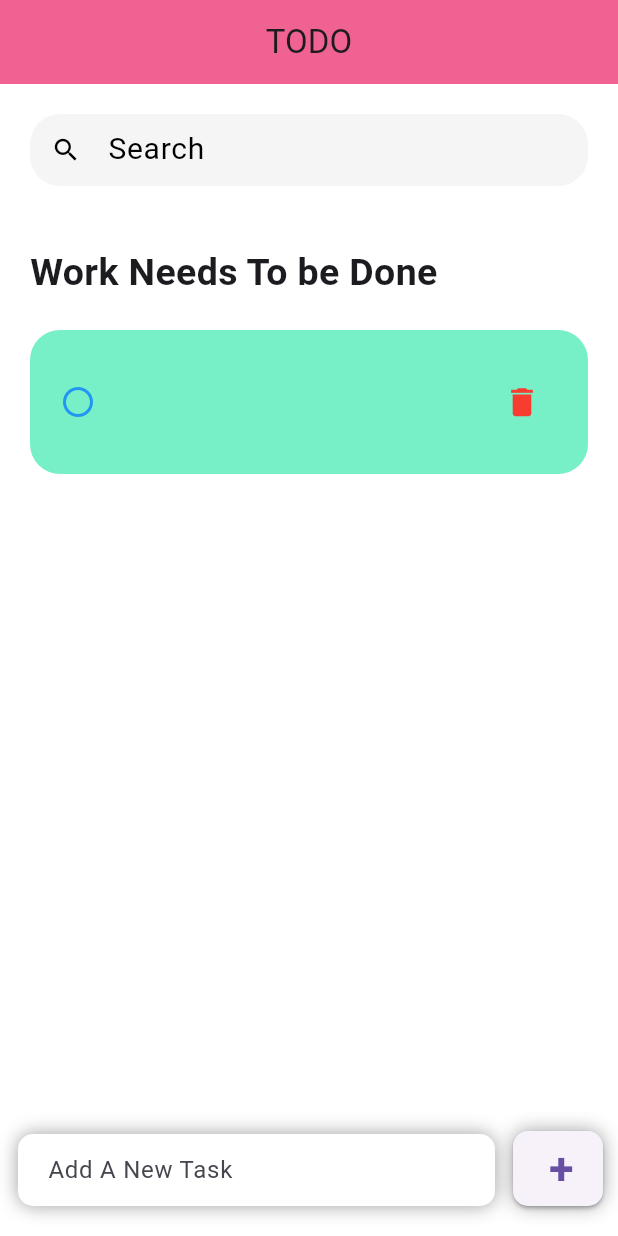
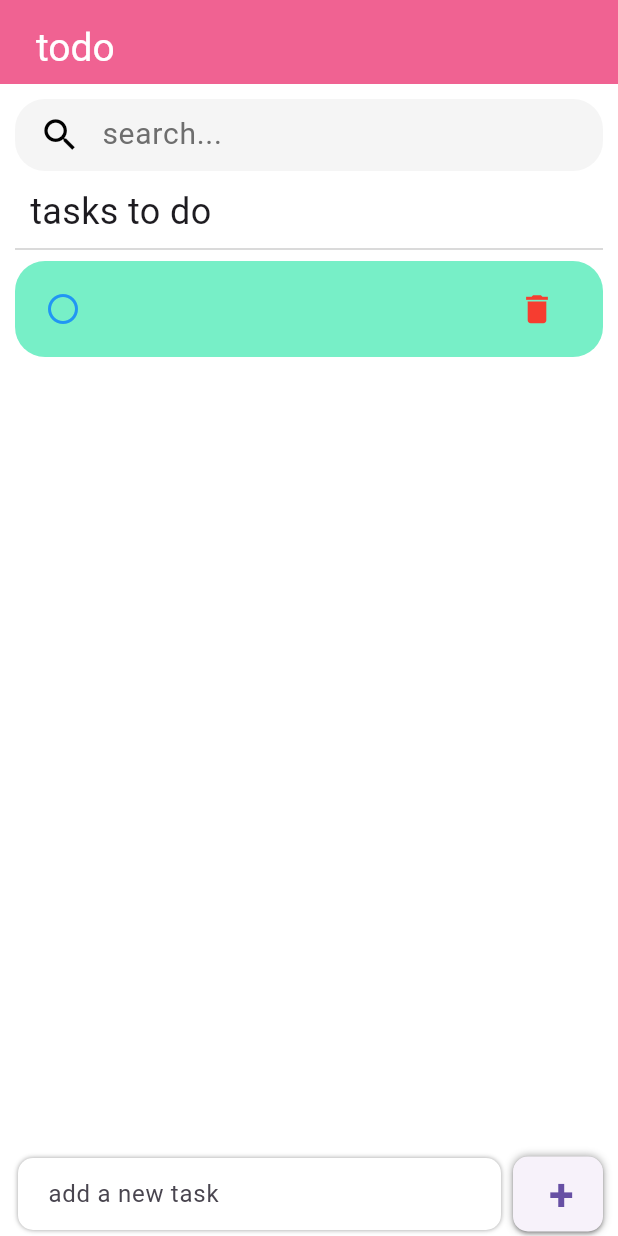
Before and after one commit to Ashish1367/Flutter-todo-app, a Flutter app: the screen it shows after launch, after a tap on an icon or button, on a phone screen of 412 x 824 dp. Run offline on Flutter 3.47's test engine with Material 2 defaults, Android fonts, the phone set to English and light mode, and no system bars; our stand-ins replace cloud_firestore, firebase_core; accounts and stored records are empty.

Commit message:
ui fixes

```diff
--- a/lib/screens/home.dart
+++ b/lib/screens/home.dart
@@ -33,26 +33,30 @@ class _HomeState extends State<Home> {
         child: Scaffold(
           appBar: _upperNav(),
           backgroundColor: Colors.white,
-          body: Stack(
+          body: Column(
             children: [
-              Container(
+              Expanded(
+                child: Container(
                   padding:
-                    const EdgeInsets.symmetric(horizontal: 20, vertical: 20),
+                      const EdgeInsets.symmetric(horizontal: 10, vertical: 10),
                   child: Column(
                     children: [
                       searchbox(),
                       Expanded(
                         child: ListView(
-                        keyboardDismissBehavior:
-                            ScrollViewKeyboardDismissBehavior.onDrag,
                           children: [
                             Container(
-                            margin: const EdgeInsets.only(top: 40, bottom: 20),
+                              margin: const EdgeInsets.only(
+                                  left: 10, top: 10, bottom: 0),
                               child: const Text(
-                              'Work Needs To be Done',
+                                'tasks to do',
                                 style: TextStyle(
-                                  fontSize: 25, fontWeight: FontWeight.bold),
+                                    fontSize: 24, fontWeight: FontWeight.w400),
                               ),
+                            ),
+                            const Divider(
+                              thickness: 0.6,
+                              color: Color.fromARGB(255, 172, 172, 172),
                             ),
                             for (Todo todo in _searchToDo)
                               Items(
@@ -62,25 +66,26 @@ class _HomeState extends State<Home> {
                               ),
                           ],
                         ),
-                    )
+                      ),
                     ],
                   ),
                 ),
-              Align(
-                alignment: Alignment.bottomCenter,
+              ),
+              Container(
+                color: Colors.white, // This ensures a constant white background
                 child: Row(
                   children: [
                     Expanded(
                       child: Container(
                         margin: const EdgeInsets.only(
-                            bottom: 18, left: 12, right: 12),
+                            bottom: 4, left: 12, right: 8, top: 4),
                         decoration: BoxDecoration(
                           color: Colors.white,
                           boxShadow: const [
                             BoxShadow(
                                 color: Colors.grey,
                                 offset: Offset(0.0, 0.0),
-                                blurRadius: 10.0,
+                                blurRadius: 2.0,
                                 spreadRadius: 0.0)
                           ],
                           borderRadius: BorderRadius.circular(10),
@@ -88,7 +93,7 @@ class _HomeState extends State<Home> {
                         child: TextField(
                           controller: _todoaddingitmes,
                           decoration: const InputDecoration(
-                              hintText: 'Add A New Task',
+                              hintText: 'add a new task',
                               border: InputBorder.none,
                               contentPadding:
                                   EdgeInsets.symmetric(horizontal: 20)),
@@ -98,13 +103,14 @@ class _HomeState extends State<Home> {
                     Container(
                       height: 50,
                       width: 60,
-                      margin: const EdgeInsets.only(bottom: 20, right: 10),
+                      margin:
+                          const EdgeInsets.only(bottom: 2, right: 10, top: 2),
                       decoration: BoxDecoration(
                         boxShadow: const [
                           BoxShadow(
                               color: Colors.grey,
                               offset: Offset(0.0, 0.0),
-                              blurRadius: 10.0,
+                              blurRadius: 4.0,
                               spreadRadius: 0.0)
                         ],
                         borderRadius: BorderRadius.circular(10),
@@ -127,7 +133,7 @@ class _HomeState extends State<Home> {
                     )
                   ],
                 ),
-              )
+              ),
             ],
           ),
         ));
@@ -188,6 +194,7 @@ class _HomeState extends State<Home> {
 
   Widget searchbox() {
     return Container(
+        padding: const EdgeInsets.only(left: 6),
         decoration: BoxDecoration(
             borderRadius: BorderRadius.circular(20), color: Colors.grey[100]),
         child: TextField(
@@ -196,11 +203,12 @@ class _HomeState extends State<Home> {
               prefixIcon: Icon(
                 Icons.search,
                 color: Colors.black,
-                size: 20,
+                size: 28,
               ),
               border: InputBorder.none,
-              hintText: 'Search',
-              hintStyle: TextStyle(color: Colors.black, fontSize: 20)),
+              hintText: 'search...',
+              hintStyle: TextStyle(
+                  color: Color.fromARGB(255, 110, 110, 110), fontSize: 20)),
         ));
   }
 
@@ -208,11 +216,15 @@ class _HomeState extends State<Home> {
     return AppBar(
       elevation: 0,
       backgroundColor: Colors.pink[300],
-      title: const Text(
-        'TODO',
-        textAlign: TextAlign.center,
+      title: const Padding(
+        padding: EdgeInsets.only(
+            left: 8.0, top: 8.0), // Adjust the padding values as needed
+        child: Text(
+          'todo',
+          textAlign: TextAlign.left,
+          style: TextStyle(color: Colors.white, fontSize: 26),
         ),
-      centerTitle: true,
+      ),
     );
   }
 }
--- a/lib/widgets/todo_items.dart
+++ b/lib/widgets/todo_items.dart
@@ -15,7 +15,7 @@ class Items extends StatelessWidget {
   @override
   Widget build(BuildContext context) {
     return Container(
-      margin: const EdgeInsets.only(bottom: 20),
+      margin: const EdgeInsets.only(bottom: 12),
       child: ListTile(
           onTap: () {
             onChnages(todo);
@@ -23,7 +23,7 @@ class Items extends StatelessWidget {
           shape:
               RoundedRectangleBorder(borderRadius: BorderRadius.circular(20)),
           contentPadding:
-              const EdgeInsets.symmetric(horizontal: 20, vertical: 20),
+              const EdgeInsets.symmetric(horizontal: 20, vertical: 4),
           tileColor: todo.isDone
               ? const Color.fromARGB(255, 213, 213, 213)
               : const Color.fromARGB(255, 119, 239, 199),
@@ -36,7 +36,7 @@ class Items extends StatelessWidget {
           title: Text(
             todo.text ?? "",
             style: TextStyle(
-              fontSize: 20,
+              fontSize: 18,
               color: todo.isDone
                   ? const Color.fromARGB(255, 114, 113, 113)
                   : Colors.black,
```
Lines whose indentation alone changed are shown as unchanged.
